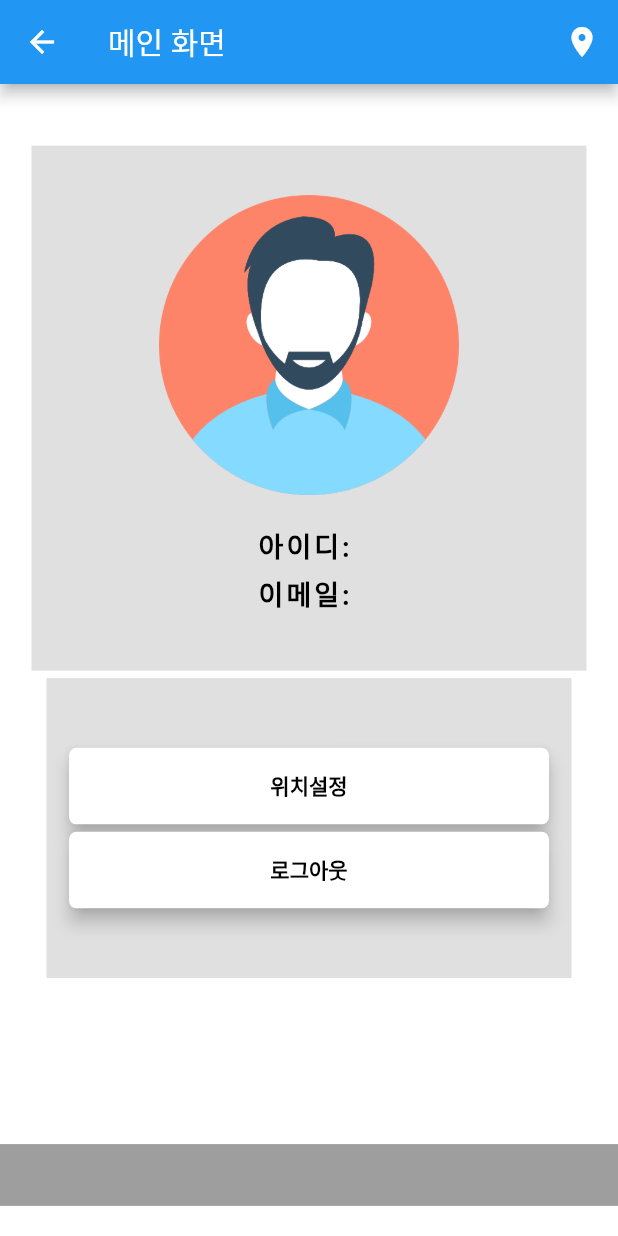
After one commit to Hyeonho-Lee/app_project, a Flutter app: the ProfileScreen screen opened directly, on a phone screen of 412 x 824 dp. The commit adds this screen. Run offline on Flutter 3.47's test engine with Material 2 defaults, Android fonts, the phone set to English and light mode, and no system bars; our stand-ins replace cloud_firestore, firebase_auth, firebase_core, fluttertoast; accounts and stored records are empty.

Commit message:
update files

```diff
--- /dev/null
+++ b/lib/Screen/profile_screen.dart
@@ -0,0 +1,196 @@
+import 'package:cloud_firestore/cloud_firestore.dart';
+import 'package:flutter/material.dart';
+import 'package:firebase_auth/firebase_auth.dart';
+import 'package:app_project/model/user_model.dart';
+import 'package:app_project/Screen/login_screen.dart';
+
+class ProfileScreen extends StatefulWidget {
+  const ProfileScreen({Key? key}) : super(key: key);
+
+  @override
+  _ProfileScreenState createState() => _ProfileScreenState();
+}
+
+class _ProfileScreenState extends State<ProfileScreen> {
+
+  User? user = FirebaseAuth.instance.currentUser;
+  UserModel loggedInUser = UserModel();
+
+  @override
+  void initState() {
+    super.initState();
+    FirebaseFirestore.instance
+        .collection("users")
+        .doc(user!.uid)
+        .get()
+        .then((value) {
+      this.loggedInUser = UserModel.fromMap(value.data());
+      setState(() {
+
+      });
+    });
+  }
+
+  @override
+  Widget build(BuildContext context) {
+
+    final profile_bg = Image.asset(
+      'image/profile.png',
+      height: 200,
+      fit: BoxFit.fitHeight,
+    );
+
+    final nicknameText = Text(
+      '아이디: ${loggedInUser.nickname}',
+      style: TextStyle(
+        color: Colors.black,
+        fontSize: 18,
+        letterSpacing: 2.0,
+        fontWeight: FontWeight.bold,
+      ),
+    );
+
+    final emailText = Text(
+      '이메일: ${loggedInUser.email}',
+      style: TextStyle(
+        color: Colors.black,
+        fontSize: 18,
+        letterSpacing: 2.0,
+        fontWeight: FontWeight.bold,
+      ),
+    );
+
+    final locationButton = Material(
+      elevation: 5,
+      borderRadius: BorderRadius.circular(5),
+      color: Colors.white,
+      child: MaterialButton(
+        padding: EdgeInsets.fromLTRB(20, 15, 20, 15),
+        onPressed: () {
+          print("위치설정");
+        },
+        minWidth: 320,
+        height: 50,
+        child: Text(
+          "위치설정",
+          textAlign: TextAlign.left,
+          style: TextStyle(
+            fontSize: 14,
+            color: Colors.black,
+            fontWeight: FontWeight.bold,
+          ),
+        ),
+      ),
+    );
+
+    final loginoutButton = Material(
+      elevation: 5,
+      borderRadius: BorderRadius.circular(5),
+      color: Colors.white,
+      child: MaterialButton(
+        padding: EdgeInsets.fromLTRB(20, 15, 20, 15),
+        onPressed: () {
+          logout(context);
+        },
+        minWidth: 320,
+        height: 50,
+        child: Text(
+          "로그아웃",
+          textAlign: TextAlign.center,
+          style: TextStyle(
+            fontSize: 14,
+            color: Colors.black,
+            fontWeight: FontWeight.bold,
+          ),
+        ),
+      ),
+    );
+
+    final top_bg = Container(
+      width: 400,
+      height: 350,
+      color: Colors.black12,
+      child: Column(
+        mainAxisAlignment: MainAxisAlignment.center,
+        crossAxisAlignment: CrossAxisAlignment.center,
+        children: <Widget>[
+          profile_bg,
+          SizedBox(height: 20),
+          nicknameText,
+          SizedBox(height: 5),
+          emailText,
+          SizedBox(height: 5),
+        ],
+      ),
+    );
+
+    final bottom_bg = Container(
+      width: 350,
+      height: 200,
+      color: Colors.black12,
+      child: Column(
+        mainAxisAlignment: MainAxisAlignment.center,
+        crossAxisAlignment: CrossAxisAlignment.center,
+        children: <Widget>[
+          locationButton,
+          SizedBox(height: 5),
+          loginoutButton,
+        ],
+      ),
+    );
+
+    return Scaffold(
+      appBar: AppBar(
+        title: Text('메인 화면'),
+        actions: [
+          IconButton(
+              onPressed: () {
+                print('아이콘 클릭');
+              },
+              icon: Icon(Icons.location_on)
+          ),
+        ],
+      ),
+      backgroundColor: Colors.white,
+      body: Center(
+        child: SingleChildScrollView(
+          child: Column(
+            children: [
+              Container(
+                color: Colors.white,
+                height: MediaQuery.of(context).size.height/1.2,
+                child: Padding(
+                  padding: const EdgeInsets.all(21.0),
+                  child: Column(
+                    children: <Widget>[
+                      top_bg,
+                      SizedBox(height: 5),
+                      bottom_bg,
+                    ],
+                  ),
+                ),
+              ),
+              Container(
+                color: Colors.grey,
+                width: MediaQuery.of(context).size.width,
+                height: MediaQuery.of(context).size.height/20,
+                child: Padding(
+                  padding: const EdgeInsets.all(21.0),
+                  child: Column(
+                    children: <Widget>[
+                    ],
+                  ),
+                ),
+              )
+            ],
+          ),
+        ),
+      ),
+    );
+  }
+
+  Future<void> logout(BuildContext context) async {
+    await FirebaseAuth.instance.signOut();
+    Navigator.of(context).pushReplacement(MaterialPageRoute(builder: (context) => LoginScreen()));
+  }
+}
--- a/pubspec.yaml
+++ b/pubspec.yaml
@@ -68,6 +68,8 @@ flutter:
     - image/login_bg1.jpg
     - image/login_bg2.jpg
     - image/login_bg3.jpg
+    - image/profile.png
+    - image/festival.png
 
   # An image asset can refer to one or more resolution-specific "variants", see
   # https://flutter.dev/assets-and-images/#resolution-aware.
```
Also changed, not shown: lib/Screen/home_screen.dart (+45 -51 lines), image/festival.png (added), image/profile.png (added).
